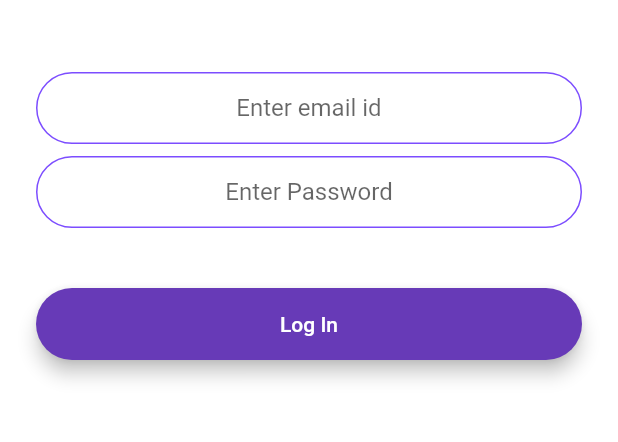
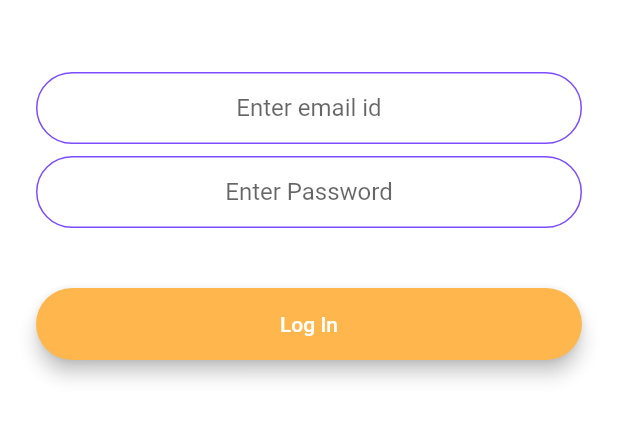
Before and after one commit to Coding-Club-IITG/Git-Workshop-flutter, a Flutter app: the screen it shows after launch, after a tap on "Log In", on a phone screen of 412 x 824 dp, the part 576-1018 px from its top. Run offline on Flutter 3.47's test engine with Material 2 defaults, Android fonts, the phone set to English and light mode, and no system bars; our stand-ins replace animated_text_kit, cloud_firestore, firebase_auth, firebase_core, modal_progress_hud; accounts and stored records are empty.

Commit message:
Update login_screen.dart
color changes from deepPurple to orange[300]

```diff
--- a/lib/screens/login_screen.dart
+++ b/lib/screens/login_screen.dart
@@ -66,7 +66,7 @@ class _LoginScreenState extends State<LoginScreen> {
                   height: 24.0,
                 ),
                 RoundedButton(
-                    color: Colors.deepPurple,
+                    color: Colors.orange[300],
                     text: 'Log In',
                     onPressed: () async {
                       setState(() {
```
